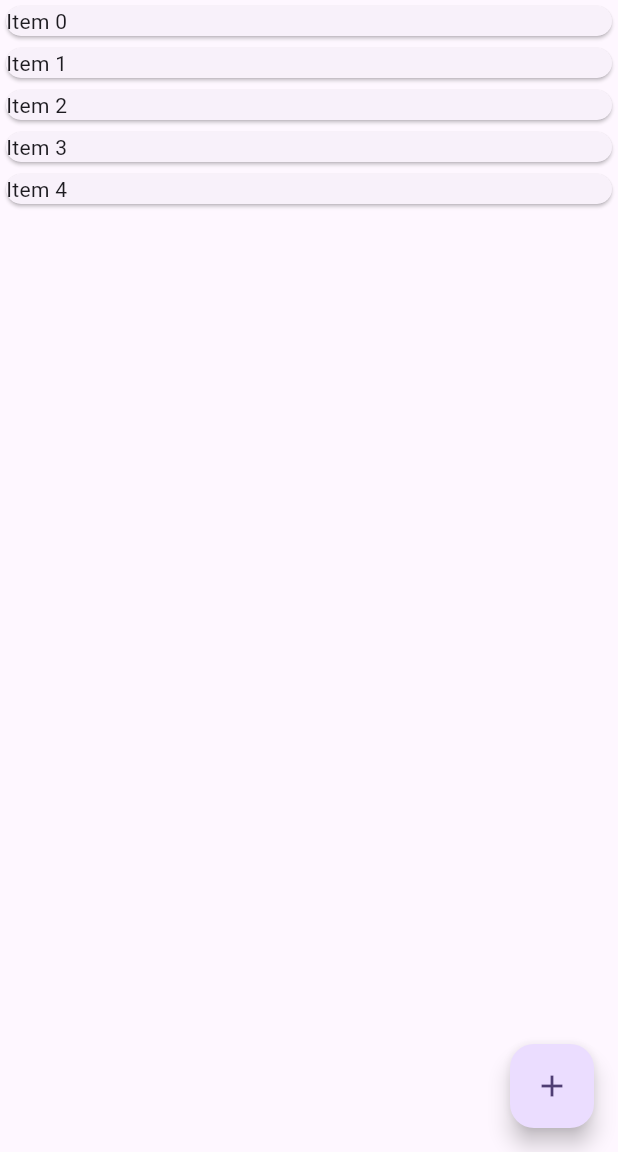
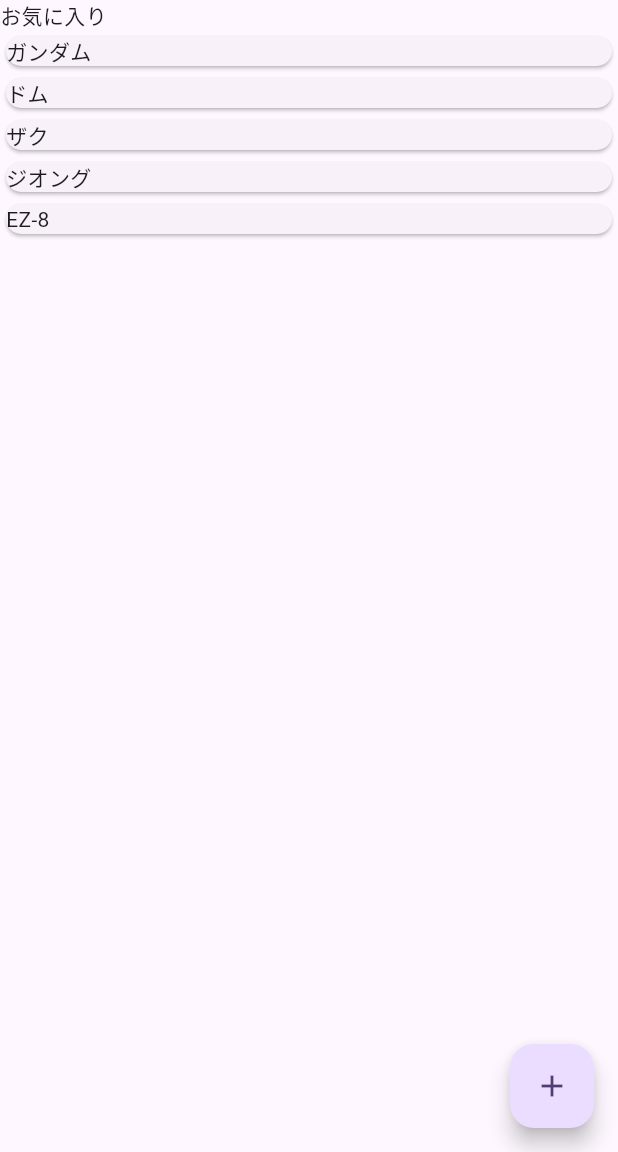
Before and after one commit to f04k04369/flutter-practice, a Flutter app: the screen it shows after launch, on a phone screen of 412 x 824 dp, the part 84-1236 px from its top. Run offline on Flutter 3.47's test engine with Material 3 defaults, Android fonts, the phone set to English and light mode, and no system bars.

Commit message:
listviewにpagestateの値を順番に取り出して表示する

```diff
--- a/flutter_project/lib/main.dart
+++ b/flutter_project/lib/main.dart
@@ -33,6 +33,8 @@ class MyHomePage extends StatefulWidget {
 class _MyHomePageState extends State<MyHomePage> {
   int _counter = 0;
 
+  List<String> favorite = ["ガンダム","ドム","ザク","ジオング","EZ-8"];
+
   void _incrementCounter() {
     setState(() {
       _counter++;
@@ -47,10 +49,13 @@ class _MyHomePageState extends State<MyHomePage> {
         title: Text(widget.title),
       ),
       body: ListView.builder(
-              itemCount: 5,
+              itemCount: favorite.length + 1,
               itemBuilder: (context, index) {
+                if (index == 0) {
+                  return Text('お気に入り');
+                }
                 return Card(
-                  child: Text('Item $index'),
+                  child: Text(favorite[index - 1]),
                 );
               },
             ),
```
